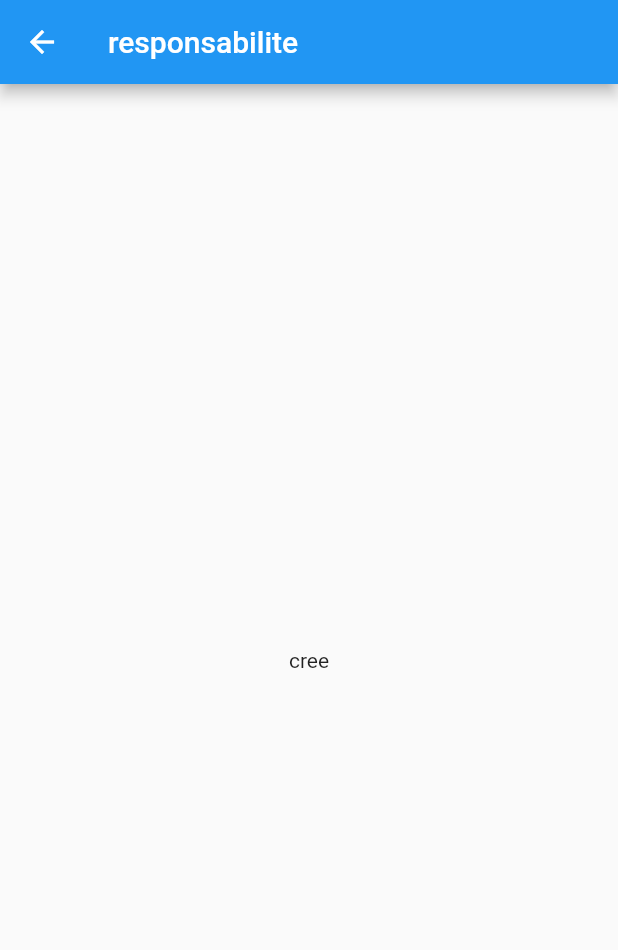
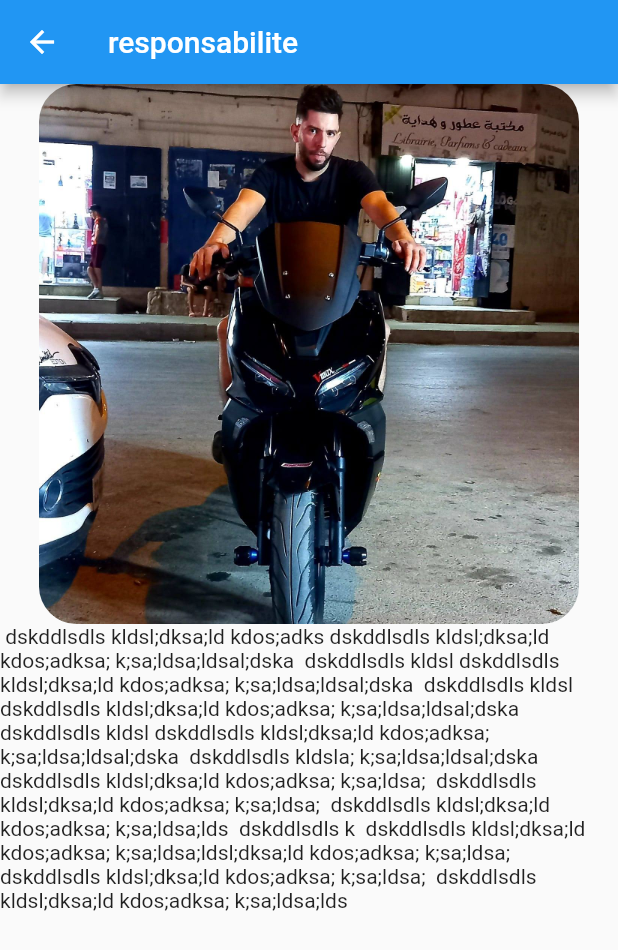
Before and after one commit to developython14/rightedu_mobile_version, a Flutter app: the details screen opened by its route, on a phone screen of 412 x 824 dp. Shown: the top 950 px of the screen. Run offline on Flutter 3.47's test engine with Material 2 defaults, Android fonts, the phone set to English and light mode, and no system bars; our stand-ins replace audioplayers, camera, convex_bottom_bar, email_validator, file_picker, fl_chart and 9 more; missing offline and left inert: awesome_card, dart:ffi, flutter_sound_lite; accounts and stored records are empty.

```diff
--- a/lib/profile/pages/statcomponant/voice.dart
+++ b/lib/profile/pages/statcomponant/voice.dart
@@ -55,15 +55,17 @@ class _mustaphaState extends State<mustapha> {
               height: 50,
             ),
             ListTile(
-              onTap: () {},
+              onTap: () {
+                Navigator.pushNamed(context, '/details');
+              },
               title: Text('One-line with leading widget'),
               trailing: Icon(Icons.more_vert),
               leading: Hero(
                   tag: 'free',
                   child: ClipRRect(
-                    borderRadius: BorderRadius.circular(23),
+                    borderRadius: BorderRadius.circular(25),
                     child: Image.asset(
-                      'assets/start_app/moh.jpg',
+                      'assets/start_app/fares.jpg',
                       height: 80,
                       width: 80,
                     ),
@@ -83,12 +85,46 @@ class details extends StatefulWidget {
   State<details> createState() => _detailsState();
 }
 
-class _detailsState extends State<details> {
+class _detailsState extends State<details> with SingleTickerProviderStateMixin {
+  late AnimationController _controller;
+  late Animation _animationcolor;
+
+  @override
+  void initState() {
+    // TODO: implement initState
+    super.initState();
+    _controller =
+        AnimationController(duration: Duration(seconds: 5), vsync: this);
+    _animationcolor =
+        ColorTween(begin: Colors.blue, end: Colors.green).animate(_controller);
+    _controller.forward();
+    _controller.addListener(() {
+      print(_controller.value);
+      print(_animationcolor.value);
+    });
+  }
+
   @override
   Widget build(BuildContext context) {
     return Scaffold(
       appBar: AppBar(title: Text('responsabilite')),
-      body: Center(child: Text('cree')),
+      body: Column(
+        children: [
+          ClipRRect(
+              borderRadius: BorderRadius.circular(25),
+              child: Hero(
+                tag: 'free',
+                child: Image.asset(
+                  'assets/start_app/fares.jpg',
+                  height: 360,
+                  fit: BoxFit.cover,
+                  alignment: Alignment.topCenter,
+                ),
+              )),
+          Text(
+              ' dskddlsdls kldsl;dksa;ld kdos;adks dskddlsdls kldsl;dksa;ld kdos;adksa; k;sa;ldsa;ldsal;dska  dskddlsdls kldsl dskddlsdls kldsl;dksa;ld kdos;adksa; k;sa;ldsa;ldsal;dska  dskddlsdls kldsl dskddlsdls kldsl;dksa;ld kdos;adksa; k;sa;ldsa;ldsal;dska  dskddlsdls kldsl dskddlsdls kldsl;dksa;ld kdos;adksa; k;sa;ldsa;ldsal;dska  dskddlsdls kldsla; k;sa;ldsa;ldsal;dska  dskddlsdls kldsl;dksa;ld kdos;adksa; k;sa;ldsa;  dskddlsdls kldsl;dksa;ld kdos;adksa; k;sa;ldsa;  dskddlsdls kldsl;dksa;ld kdos;adksa; k;sa;ldsa;lds  dskddlsdls k  dskddlsdls kldsl;dksa;ld kdos;adksa; k;sa;ldsa;ldsl;dksa;ld kdos;adksa; k;sa;ldsa;  dskddlsdls kldsl;dksa;ld kdos;adksa; k;sa;ldsa;  dskddlsdls kldsl;dksa;ld kdos;adksa; k;sa;ldsa;lds')
+        ],
+      ),
     );
   }
 }
```
